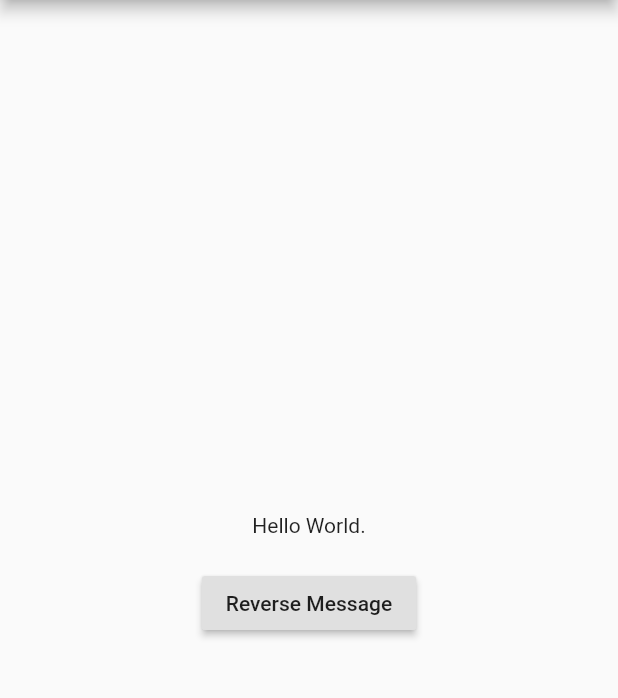
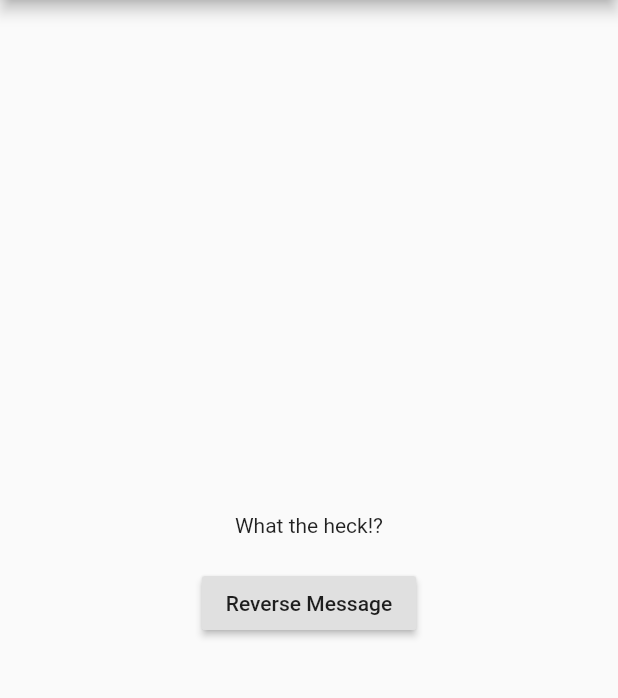
Before and after one commit to michaelteter/flutter_first_example, a Flutter app: the screen it shows after launch, on a phone screen of 412 x 824 dp, the part 84-782 px from its top. Run offline on Flutter 3.47's test engine with Material 2 defaults, Android fonts, the phone set to English and light mode, and no system bars.

Commit message:
tested passing in initial message

```diff
--- a/lib/main.dart
+++ b/lib/main.dart
@@ -10,7 +10,7 @@ class MyApp extends StatelessWidget {
     return MaterialApp(
       home: Scaffold(
         appBar: AppBar(title: Text('WidgetBasics')),
-        body: Center(child: Container(child: MessageFeature()))
+        body: Center(child: Container(child: MessageFeature('What the heck!?')))
       )
     );
   }
```
